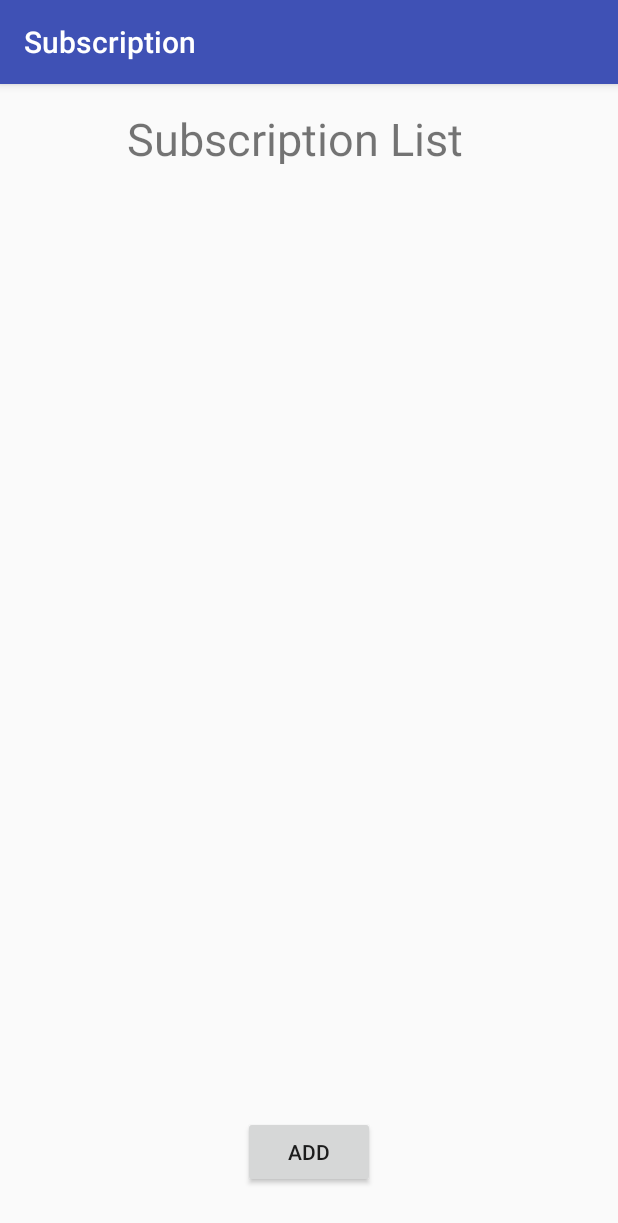
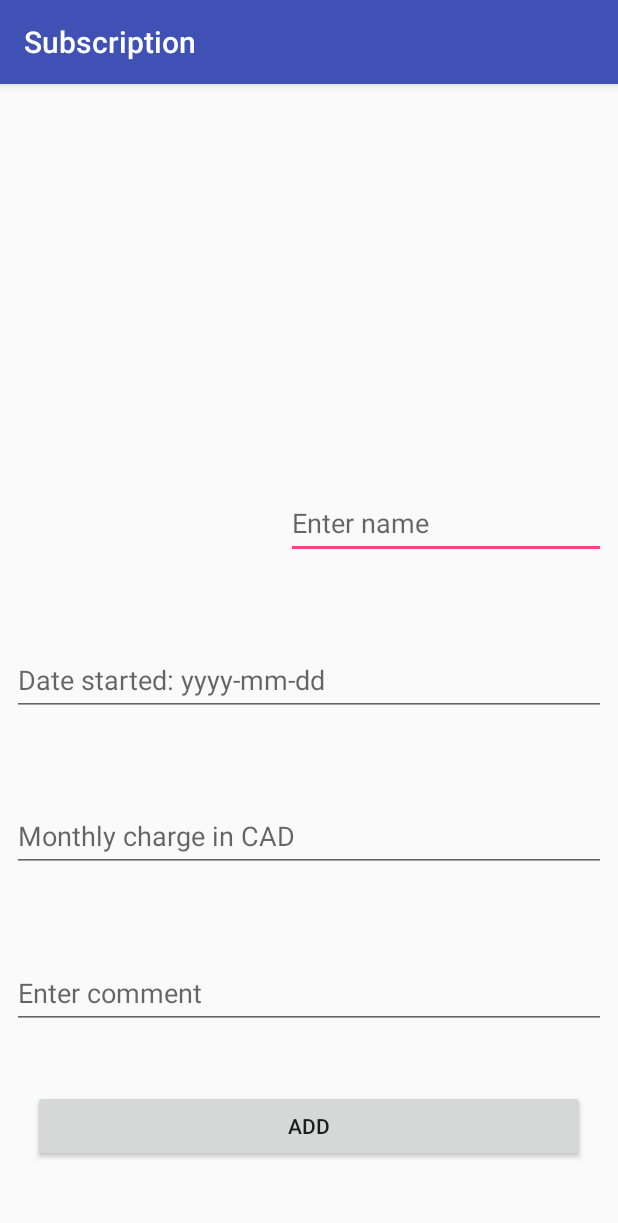
Before and after one commit to Finicft/fc1-SubBook, an Android app: the screen it shows after launch (MainActivity), on a phone screen of 412 x 824 dp. Shown: the top 1223 px of the screen. Run offline under Robolectric (Android 15) with nearby library versions, the phone set to English and light mode, and no system bars.

Commit message:
AddtoList

```diff
--- a/app/src/main/java/com/example/fc1_subbook/MainActivity.java
+++ b/app/src/main/java/com/example/fc1_subbook/MainActivity.java
@@ -47,26 +47,28 @@ public class MainActivity extends AppCompatActivity {
         Button addButton = (Button) findViewById(R.id.Add);
         OldList = (ListView) findViewById(R.id.subList);
         subList = new ArrayList<Subscription>();
-        //Subscription newSub2 = new Subscription("netflix", "1990-22-44", "$32","null");
-        //  adapter = new
         adapter = new SubAdapter(getApplicationContext(), R.layout.row_view, subList);
-        //subList.add(newSub2);
-        //Subscription newSub1 = new Subscription("Sub2", "1990-22-44", "$32","null");
-        //subList.add(newSub1);
         OldList.setAdapter(adapter);
 
         addButton.setOnClickListener(new View.OnClickListener() {
             @Override
             public void onClick(View view) {
-                //setResult(RESULT_OK);
-                Intent intent = new Intent(view.getContext(), AddToListActivity.class);
-                startActivity(intent);
-                //Intent addIntent = getIntent();
-                //Subscription newSub =   (Subscription) addIntent.getSerializableExtra("newSub");
-                //subList.add(newSub);
+                EditText ETname = findViewById(R.id.enterName);
+                EditText ETdate = findViewById(R.id.enterDate);
+                EditText ETbill = findViewById(R.id.enterBill);
+                EditText ETcomment = findViewById(R.id.enterComment);
 
-                //adapter.notifyDataSetChanged();
-                //saveInFile();
+                String name = ETname.getText().toString();
+                String date = ETdate.getText().toString();
+                String bill = ETbill.getText().toString();
+                String comment = ETcomment.getText().toString();
+
+                Subscription newSub = new Subscription(name, date, bill, comment);
+                subList.add(newSub);
+
+                adapter.notifyDataSetChanged();
+                saveInFile();
+
             }
         });
 
@@ -79,10 +81,10 @@ public class MainActivity extends AppCompatActivity {
     protected  void onStart() {
         super.onStart();
 
-        //loadFromFile();
+        loadFromFile();
 
-        //adapter = new SubAdapter(getApplicationContext(), R.layout.row_view, subList);
-        //OldList.setAdapter(adapter);
+        adapter = new SubAdapter(getApplicationContext(), R.layout.row_view, subList);
+        OldList.setAdapter(adapter);
 
 
     }
--- a/app/src/main/res/layout/activity_main.xml
+++ b/app/src/main/res/layout/activity_main.xml
@@ -6,55 +6,98 @@
     android:layout_height="match_parent"
     tools:context="com.example.fc1_subbook.MainActivity">
 
-    <TextView
-        android:id="@+id/textView2"
-        android:layout_width="wrap_content"
-        android:layout_height="20dp"
-        android:layout_marginTop="24dp"
-        android:text=""
-        app:layout_constraintHorizontal_bias="0.501"
+
+    <EditText
+        android:id="@+id/enterName"
+        android:layout_width="0dp"
+        android:layout_height="47dp"
+        android:layout_marginEnd="8dp"
+        android:layout_marginStart="8dp"
+        android:layout_marginBottom="8dp"
+        android:layout_marginTop="8dp"
+        android:ems="10"
+        android:hint="@string/EnterName"
+        android:inputType="textPersonName"
+        app:layout_constraintBottom_toTopOf="@+id/enterDate"
+        app:layout_constraintEnd_toEndOf="parent"
+        app:layout_constraintHorizontal_bias="0.0"
         app:layout_constraintLeft_toLeftOf="parent"
         app:layout_constraintRight_toRightOf="parent"
-        app:layout_constraintTop_toTopOf="parent" />
+        app:layout_constraintTop_toBottomOf="@+id/subList" />
 
+    <EditText
+        android:id="@+id/enterDate"
+        android:layout_width="0dp"
+        android:layout_height="47dp"
+        android:layout_marginBottom="8dp"
+        android:layout_marginTop="8dp"
+        android:layout_marginEnd="8dp"
+        android:layout_marginStart="8dp"
+        android:ems="10"
+        android:hint="@string/enterDate"
+        android:inputType="text"
+        app:layout_constraintBottom_toTopOf="@+id/enterBill"
+        app:layout_constraintHorizontal_bias="0.0"
+        app:layout_constraintLeft_toLeftOf="parent"
+        app:layout_constraintRight_toRightOf="parent"
+        app:layout_constraintTop_toBottomOf="@+id/enterName" />
+
+    <EditText
+        android:id="@+id/enterBill"
+        android:layout_width="0dp"
+        android:layout_height="47dp"
+        android:layout_marginBottom="8dp"
+        android:layout_marginEnd="8dp"
+        android:layout_marginStart="8dp"
+        android:layout_marginTop="8dp"
+        android:ems="10"
+        android:hint="@string/enterBill"
+        android:inputType="text"
+        app:layout_constraintBottom_toTopOf="@+id/enterComment"
+        app:layout_constraintEnd_toEndOf="parent"
+        app:layout_constraintHorizontal_bias="0.0"
+        app:layout_constraintLeft_toLeftOf="parent"
+        app:layout_constraintRight_toRightOf="parent"
+        app:layout_constraintStart_toStartOf="parent"
+        app:layout_constraintTop_toBottomOf="@+id/enterDate" />
 
     <Button
         android:id="@+id/Add"
-        android:layout_width="wrap_content"
+        android:layout_width="368dp"
         android:layout_height="wrap_content"
-        android:layout_marginBottom="32dp"
+        android:layout_marginBottom="8dp"
         android:text="@string/Add"
+        app:layout_constraintTop_toBottomOf="@+id/enterComment"
         app:layout_constraintBottom_toBottomOf="parent"
         app:layout_constraintLeft_toLeftOf="parent"
         app:layout_constraintRight_toRightOf="parent" />
 
     <ListView
         android:id="@+id/subList"
-        android:layout_width="368dp"
-        android:layout_height="359dp"
-        android:layout_marginBottom="8dp"
-        app:layout_constraintBottom_toTopOf="@+id/Add"
+        android:layout_width="360dp"
+        android:layout_height="151dp"
+        android:layout_marginTop="28dp"
+        app:layout_constraintBottom_toTopOf="@+id/enterName"
         app:layout_constraintLeft_toLeftOf="parent"
-        app:layout_constraintRight_toRightOf="parent" />
+        app:layout_constraintRight_toRightOf="parent"
+        app:layout_constraintTop_toTopOf="parent" />
 
-    <TextView
-        android:id="@+id/Title"
-        android:layout_width="243dp"
-        android:layout_height="37dp"
-        android:layout_marginBottom="8dp"
+    <EditText
+        android:id="@+id/enterComment"
+        android:layout_width="0dp"
+        android:layout_height="47dp"
         android:layout_marginEnd="8dp"
         android:layout_marginStart="8dp"
-        android:layout_marginTop="16dp"
-        android:text="@string/SubscriptionList"
-        android:textSize="30sp"
-        app:layout_constraintBottom_toTopOf="@+id/subList"
+        android:layout_marginTop="8dp"
+        android:ems="10"
+        android:hint="@string/enterComment"
+        android:inputType="textShortMessage"
         app:layout_constraintEnd_toEndOf="parent"
-        app:layout_constraintHorizontal_bias="0.504"
+        app:layout_constraintHorizontal_bias="1.0"
         app:layout_constraintLeft_toLeftOf="parent"
         app:layout_constraintRight_toRightOf="parent"
         app:layout_constraintStart_toStartOf="parent"
-        app:layout_constraintTop_toTopOf="parent"
-        app:layout_constraintVertical_bias="0.0"
-        tools:text="@string/SubscriptionList" />
+        app:layout_constraintTop_toBottomOf="@+id/enterBill"
+        app:layout_constraintBottom_toTopOf="@+id/Add"/>
 
 </android.support.constraint.ConstraintLayout>
```
